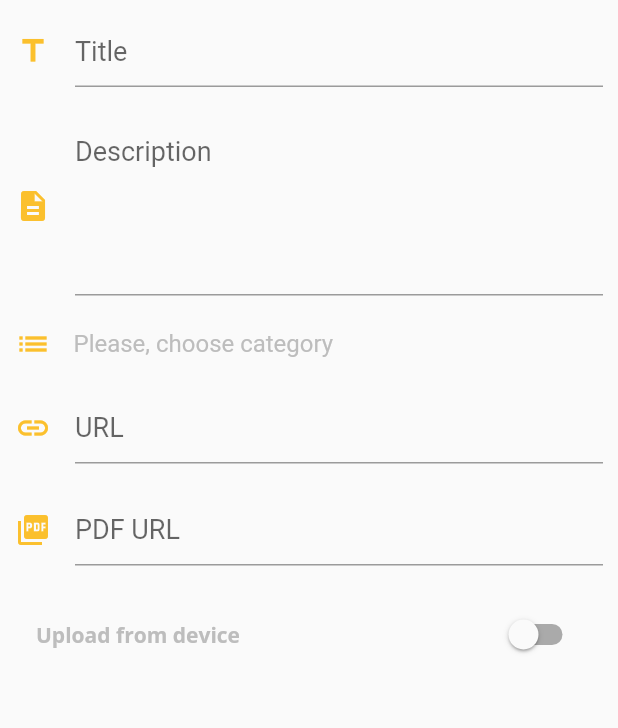
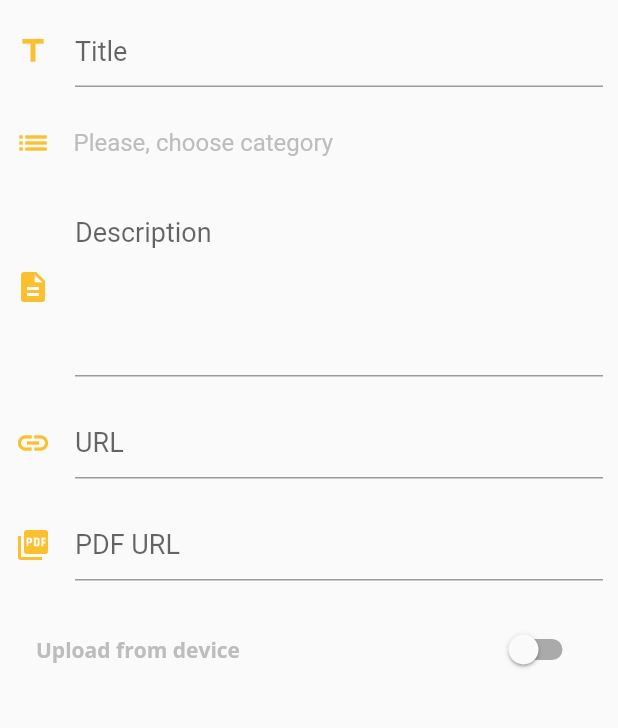
Before and after one commit to Augie33/WPD, a Flutter app: the AddCaseScreen screen opened directly, on a phone screen of 412 x 824 dp, the part 84-812 px from its top. Run offline on Flutter 3.47's test engine with Material 2 defaults, Android fonts, the phone set to English and light mode, and no system bars; our stand-ins replace bot_toast, device_preview, dio, file_picker, flutter_hooks, flutter_riverpod and 15 more; missing offline and left inert: dio_http, flutter_cached_pdfview; accounts and stored records are empty; network calls fail.

Commit message:
push to the case screen when user add a new case

```diff
--- a/wpd_app/lib/ui/screens/add_case_screen.dart
+++ b/wpd_app/lib/ui/screens/add_case_screen.dart
@@ -57,11 +57,11 @@ class AddCaseScreen extends HookWidget {
 
   Future<void> _submit(BuildContext context, Case newCase) async {
     if (_key.currentState?.validate() ?? false) {
-      await context
+      final myCase = await context
           .read(AddCaseScreenViewModelProvider.provider)
           .submitCase(newCase);
-
       Routemaster.of(context).pop();
+      Routemaster.of(context).push('/case/${myCase!.id}');
     } else {
       debugPrint('Error :(');
     }
@@ -115,9 +115,6 @@ class AddCaseScreen extends HookWidget {
                       category: addCaseViewmodel.selectedCateogry!,
                     ),
                   );
-
-                  // Routemaster.of(context).push(
-                  //     '/category/${newCase}/cases?sort=title&limit=1000');
                 },
               )
             ],
@@ -133,14 +130,7 @@ class AddCaseScreen extends HookWidget {
                     hintText: 'Title',
                     icon: Icons.title,
                   ),
-                  CustomInputTextField(
-                    controller: descriptionController,
-                    initialValue: myCase?.description,
-                    validator: _validateDescription,
-                    hintText: 'Description',
-                    icon: Icons.description,
-                    maxLines: 5,
-                  ),
+                  const SizedBox(height: 5),
                   InkWell(
                     onTap: () {
                       showBarModalBottomSheet(
@@ -160,14 +150,29 @@ class AddCaseScreen extends HookWidget {
                           Text(
                             addCaseViewmodel.selectedCateogry?.title ??
                                 'Please, choose category',
-                            style: TextStyle(
-                              color: Colors.grey[400],
-                              fontSize: 16,
-                            ),
+                            style: addCaseViewmodel.selectedCateogry != null
+                                ? TextStyle(
+                                    color: Colors.grey[400],
+                                    fontSize: 16,
+                                    fontWeight: FontWeight.bold,
+                                  )
+                                : TextStyle(
+                                    color: Colors.grey[400],
+                                    fontSize: 16,
+                                  ),
                           ),
                         ],
                       ),
                     ),
+                  ),
+                  const SizedBox(height: 5),
+                  CustomInputTextField(
+                    controller: descriptionController,
+                    initialValue: myCase?.description,
+                    validator: _validateDescription,
+                    hintText: 'Description',
+                    icon: Icons.description,
+                    maxLines: 5,
                   ),
                   CustomInputTextField(
                     controller: urlController,
```
